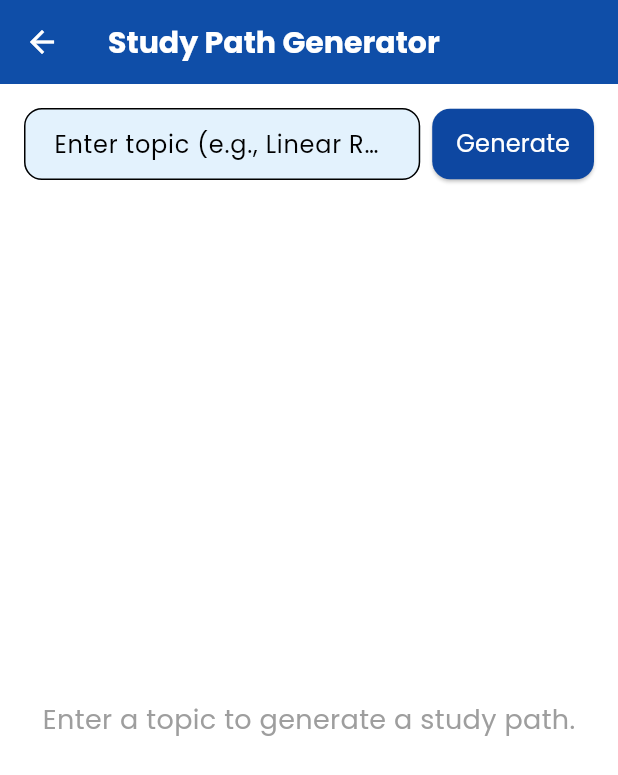
After one commit to ShyamSathish005/LearnCraft-1, a Flutter app: the StudyPathScreen screen opened by its route, on a phone screen of 412 x 824 dp. The commit adds this screen. Shown: the top 775 px of the screen. Run offline on Flutter 3.47's test engine with Material 3 defaults, Android fonts, the light colour scheme and no system bars; our stand-ins replace cloud_firestore, firebase_auth, firebase_core, google_fonts, google_generative_ai; accounts and stored records are empty.

Commit message:
Added Study Path

```diff
--- a/learn_craft_stu/lib/main.dart
+++ b/learn_craft_stu/lib/main.dart
@@ -2,6 +2,7 @@ import 'package:firebase_core/firebase_core.dart';
 import 'package:flutter/foundation.dart' show kIsWeb, debugPrint, TargetPlatform;
 import 'package:flutter/material.dart';
 import 'package:learn_craft_stu/screens/profile/ProfileScreen.dart';
+import 'package:learn_craft_stu/screens/study_path/study_path_screen.dart';
 import 'screens/authentication_screens/login_screen.dart';
 import 'screens/authentication_screens/register_screen.dart';
 import 'screens/authentication_screens/user_details_screen.dart';
@@ -60,6 +61,7 @@ class MyApp extends StatelessWidget {
         '/debug': (context) => const DebugMenu(), // Debug menu screen
         '/profile': (context) => const ProfileScreen(), // Profile screen
         '/quiz': (context) => const TeachScreen(),
+        '/path': (context) => const StudyPathScreen(),
               },
       theme: ThemeData(
         primaryColor: Colors.white, // White background
--- /dev/null
+++ b/learn_craft_stu/lib/screens/study_path/study_path_screen.dart
@@ -0,0 +1,319 @@
+import 'package:cloud_firestore/cloud_firestore.dart';
+import 'package:firebase_auth/firebase_auth.dart';
+import 'package:flutter/material.dart';
+import '../../services/gemini_service.dart';
+
+class StudyPathScreen extends StatefulWidget {
+  const StudyPathScreen({super.key});
+
+  @override
+  State<StudyPathScreen> createState() => _StudyPathScreenState();
+}
+
+class _StudyPathScreenState extends State<StudyPathScreen> {
+  final User? _user = FirebaseAuth.instance.currentUser;
+  final GeminiService _geminiService = GeminiService();
+  final TextEditingController _topicController = TextEditingController();
+  List<StudyPathStep> _studyPath = [];
+  bool _isLoading = false;
+  final ScrollController _scrollController = ScrollController();
+
+  @override
+  void initState() {
+    super.initState();
+    if (_user == null) {
+      _showLoginRequired();
+    }
+  }
+
+  void _showLoginRequired() {
+    showDialog(
+      context: context,
+      barrierDismissible: false,
+      builder:
+          (context) => AlertDialog(
+            title: Text("Authentication Required"),
+            content: Text("Please log in to use the study path generator."),
+            actions: [
+              TextButton(
+                onPressed: () {
+                  Navigator.pop(context);
+                  Navigator.pushReplacementNamed(context, '/login');
+                },
+                child: Text("OK"),
+              ),
+            ],
+          ),
+    );
+  }
+
+  Future<void> _generateStudyPath(String topic) async {
+    if (topic.trim().isEmpty) {
+      ScaffoldMessenger.of(context).showSnackBar(
+        SnackBar(
+          content: Text("Please enter a topic to generate a study path."),
+        ),
+      );
+      return;
+    }
+
+    setState(() {
+      _isLoading = true;
+      _studyPath.clear();
+    });
+
+    try {
+      final prompt =
+          "Generate a study path for learning '$topic' in a structured, step-by-step manner. Provide the path as a list of steps, where each step is a concise title (1-3 words) followed by a brief description (1-2 sentences). Format each step as 'Step X: Title - Description'. Return the list in plain text, with each step on a new line. Example: 'Step 1: Introduction - Learn the basics of the topic.'\n'Step 2: Key Concepts - Study the fundamental concepts and definitions.'";
+      debugPrint("Sending prompt to Gemini: $prompt");
+      String response = await _geminiService.getGeminiResponse(prompt);
+      List<StudyPathStep> steps = _parseStudyPath(response);
+      setState(() {
+        _studyPath = steps;
+        _isLoading = false;
+      });
+    } catch (e) {
+      debugPrint("Error generating study path: $e");
+      setState(() {
+        _isLoading = false;
+      });
+      ScaffoldMessenger.of(context).showSnackBar(
+        SnackBar(content: Text("Error generating study path: $e")),
+      );
+    }
+  }
+
+  List<StudyPathStep> _parseStudyPath(String response) {
+    List<StudyPathStep> steps = [];
+    List<String> lines = response.split('\n');
+    for (String line in lines) {
+      if (line.trim().isEmpty) continue;
+      RegExp regex = RegExp(r'Step \d+: (.*?)\s*-\s*(.*)');
+      var match = regex.firstMatch(line);
+      if (match != null && match.groupCount == 2) {
+        String title = match.group(1)!.trim();
+        String description = match.group(2)!.trim();
+        steps.add(StudyPathStep(title: title, description: description));
+      }
+    }
+    return steps;
+  }
+
+  @override
+  void dispose() {
+    _topicController.dispose();
+    _scrollController.dispose();
+    super.dispose();
+  }
+
+  @override
+  Widget build(BuildContext context) {
+    return Scaffold(
+      appBar: AppBar(
+        title: const Text(
+          'Study Path Generator',
+          style: TextStyle(fontWeight: FontWeight.bold, fontSize: 20),
+        ),
+        backgroundColor: Colors.blue[900],
+        foregroundColor: Colors.white,
+        elevation: 4,
+      ),
+      body: SafeArea(
+        child: Column(
+          children: [
+            // Input field and button
+            Padding(
+              padding: const EdgeInsets.all(16.0),
+              child: Row(
+                children: [
+                  Expanded(
+                    child: TextField(
+                      controller: _topicController,
+                      decoration: InputDecoration(
+                        hintText: "Enter topic (e.g., Linear Regression)",
+                        border: OutlineInputBorder(
+                          borderRadius: BorderRadius.circular(12),
+                          borderSide: BorderSide(color: Colors.blue[900]!),
+                        ),
+                        filled: true,
+                        fillColor: Colors.blue[50],
+                        contentPadding: const EdgeInsets.symmetric(
+                          horizontal: 16,
+                          vertical: 12,
+                        ),
+                      ),
+                    ),
+                  ),
+                  const SizedBox(width: 8),
+                  ElevatedButton(
+                    onPressed:
+                        _isLoading
+                            ? null
+                            : () => _generateStudyPath(_topicController.text),
+                    style: ElevatedButton.styleFrom(
+                      backgroundColor: Colors.blue[900],
+                      foregroundColor: Colors.white,
+                      shape: RoundedRectangleBorder(
+                        borderRadius: BorderRadius.circular(12),
+                      ),
+                      padding: const EdgeInsets.symmetric(
+                        horizontal: 16,
+                        vertical: 12,
+                      ),
+                    ),
+                    child:
+                        _isLoading
+                            ? const SizedBox(
+                              width: 20,
+                              height: 20,
+                              child: CircularProgressIndicator(
+                                color: Colors.white,
+                                strokeWidth: 2,
+                              ),
+                            )
+                            : const Text(
+                              "Generate",
+                              style: TextStyle(fontSize: 16),
+                            ),
+                  ),
+                ],
+              ),
+            ),
+            // Flowchart
+            Expanded(
+              child:
+                  _studyPath.isEmpty
+                      ? const Center(
+                        child: Text(
+                          "Enter a topic to generate a study path.",
+                          style: TextStyle(fontSize: 18, color: Colors.grey),
+                        ),
+                      )
+                      : SingleChildScrollView(
+                        controller: _scrollController,
+                        child: CustomPaint(
+                          size: Size(
+                            double.infinity,
+                            _studyPath.length * 120.0 + 20,
+                          ),
+                          // Approximate height
+                          painter: FlowchartPainter(steps: _studyPath),
+                          child: Padding(
+                            padding: const EdgeInsets.symmetric(
+                              vertical: 20,
+                              horizontal: 16,
+                            ),
+                            child: Column(
+                              crossAxisAlignment: CrossAxisAlignment.center,
+                              children: List.generate(_studyPath.length, (
+                                index,
+                              ) {
+                                return Padding(
+                                  padding: const EdgeInsets.only(bottom: 20),
+                                  child: _buildStudyPathNode(index),
+                                );
+                              }),
+                            ),
+                          ),
+                        ),
+                      ),
+            ),
+          ],
+        ),
+      ),
+    );
+  }
+
+  Widget _buildStudyPathNode(int index) {
+    final step = _studyPath[index];
+    return Container(
+      width: 300,
+      padding: const EdgeInsets.all(16),
+      decoration: BoxDecoration(
+        color: Colors.white,
+        borderRadius: BorderRadius.circular(12),
+        border: Border.all(color: Colors.blue[900]!, width: 2),
+        boxShadow: [
+          BoxShadow(
+            color: Colors.black.withOpacity(0.1),
+            spreadRadius: 2,
+            blurRadius: 5,
+            offset: const Offset(0, 3),
+          ),
+        ],
+      ),
+      child: Column(
+        crossAxisAlignment: CrossAxisAlignment.start,
+        children: [
+          Text(
+            step.title,
+            style: TextStyle(
+              fontSize: 18,
+              fontWeight: FontWeight.bold,
+              color: Colors.blue[900],
+            ),
+          ),
+          const SizedBox(height: 8),
+          Text(
+            step.description,
+            style: const TextStyle(fontSize: 14, color: Colors.black87),
+          ),
+        ],
+      ),
+    );
+  }
+}
+
+// Data model for study path steps
+class StudyPathStep {
+  final String title;
+  final String description;
+
+  StudyPathStep({required this.title, required this.description});
+}
+
+// Custom painter to draw arrows between flowchart nodes
+class FlowchartPainter extends CustomPainter {
+  final List<StudyPathStep> steps;
+
+  FlowchartPainter({required this.steps});
+
+  @override
+  void paint(Canvas canvas, Size size) {
+    final paint =
+        Paint()
+          ..color = Colors.blue[900]!
+          ..strokeWidth = 2.0
+          ..style = PaintingStyle.stroke;
+
+    final arrowPaint =
+        Paint()
+          ..color = Colors.blue[900]!
+          ..strokeWidth = 2.0
+          ..style = PaintingStyle.fill;
+
+    // Draw arrows between nodes
+    for (int i = 0; i < steps.length - 1; i++) {
+      double startX = size.width / 2;
+      double startY = i * 120.0 + 60; // Center of the current node (approx)
+      double endX = size.width / 2;
+      double endY = (i + 1) * 120.0; // Top of the next node (approx)
+
+      // Draw the arrow line
+      canvas.drawLine(Offset(startX, startY), Offset(endX, endY), paint);
+
+      // Draw the arrowhead
+      double arrowSize = 8.0;
+      Path arrowPath =
+          Path()
+            ..moveTo(endX, endY)
+            ..lineTo(endX - arrowSize, endY - arrowSize)
+            ..lineTo(endX + arrowSize, endY - arrowSize)
+            ..close();
+      canvas.drawPath(arrowPath, arrowPaint);
+    }
+  }
+
+  @override
+  bool shouldRepaint(covariant CustomPainter oldDelegate) => true;
+}
```
Also changed, not shown: learn_craft_stu/lib/screens/chat_screens/chat_screen.dart (+13 -0 lines).
